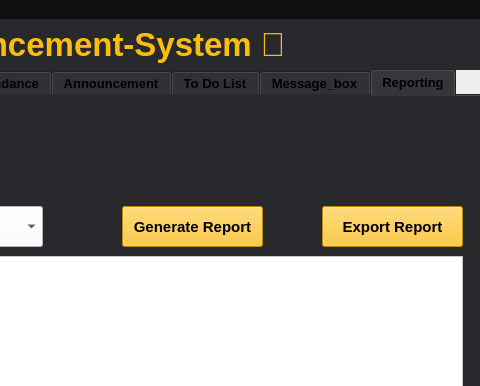
This is admin.ui in KemalDurukanMERT/Smart-School-2.0 as Qt 5 draws it before an edit; both pictures show x 730 to 1210 and y 0 to 386 of the 1210 by 820 pixel window. The edited form follows.
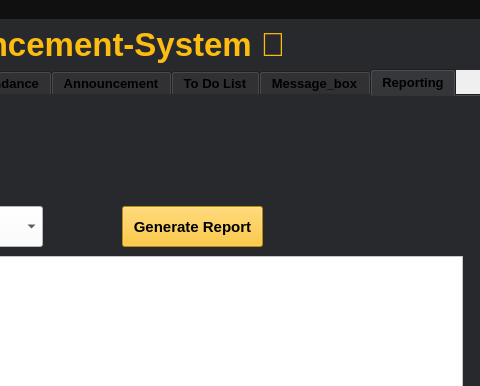
This is the edited form.

What changed in the file:
```diff
--- a/admin.ui
+++ b/admin.ui
@@ -3659,29 +3659,6 @@
        <string>Generate Report</string>
       </property>
      </widget>
-     <widget class="QPushButton" name="b6_3">
-      <property name="geometry">
-       <rect>
-        <x>1050</x>
-        <y>110</y>
-        <width>141</width>
-        <height>41</height>
-       </rect>
-      </property>
-      <property name="font">
-       <font>
-        <pointsize>11</pointsize>
-        <weight>75</weight>
-        <bold>true</bold>
-       </font>
-      </property>
-      <property name="styleSheet">
-       <string notr="true">background-color: rgb(255, 191, 16);</string>
-      </property>
-      <property name="text">
-       <string>Export Report</string>
-      </property>
-     </widget>
      <widget class="QTableWidget" name="tableWidget">
       <property name="geometry">
        <rect>
```
Left out of the diff: 6 changed lines with no effect on the pictures.
